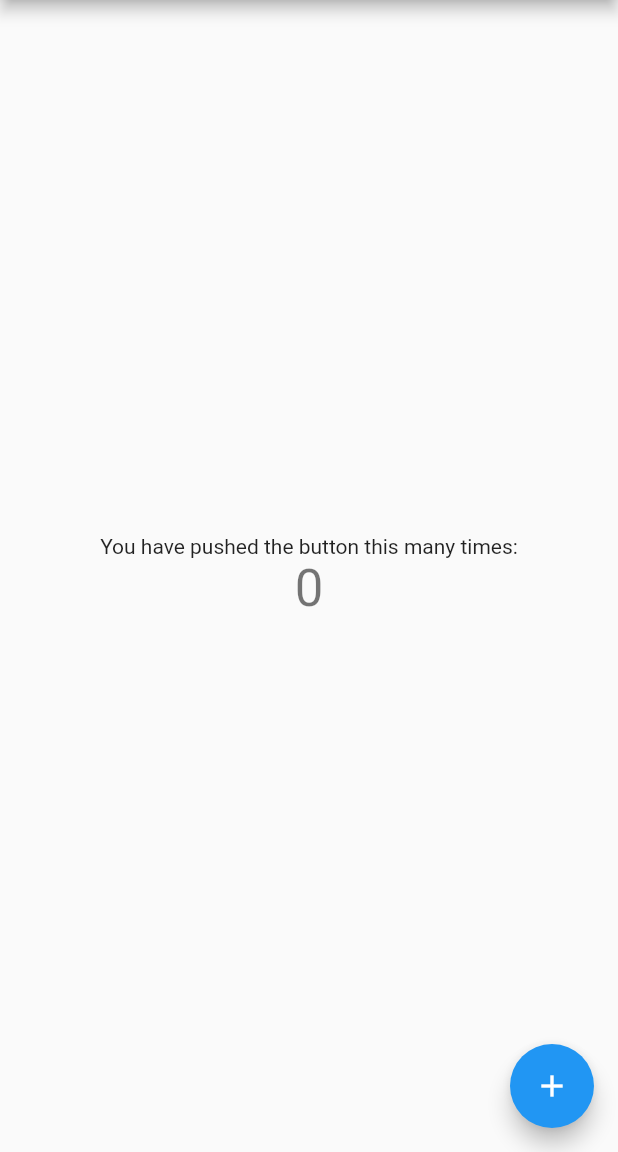
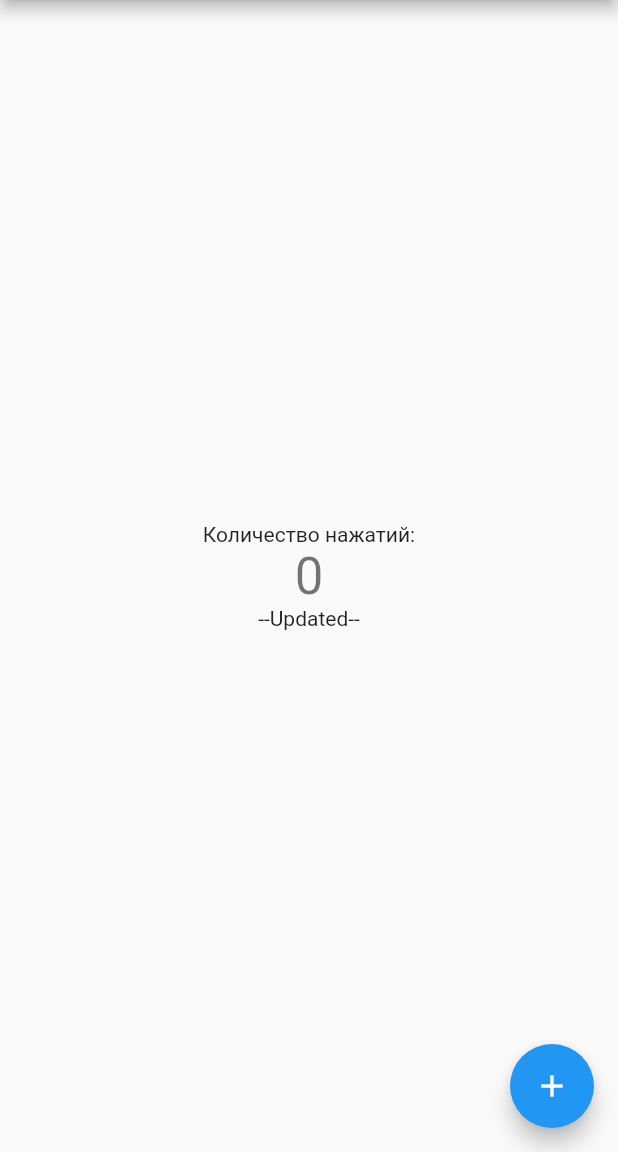
Before and after one commit to Bahonika/dog_catch, a Flutter app: the screen it shows after launch, on a phone screen of 412 x 824 dp, the part 84-1236 px from its top. Run offline on Flutter 3.47's test engine with Material 2 defaults, Android fonts, the phone set to English and light mode, and no system bars.

Commit message:
test commit

```diff
--- a/lib/main.dart
+++ b/lib/main.dart
@@ -52,12 +52,13 @@ class _MyHomePageState extends State<MyHomePage> {
           mainAxisAlignment: MainAxisAlignment.center,
           children: [
             const Text(
-              'You have pushed the button this many times:',
+              'Количество нажатий:',
             ),
             Text(
               '$_counter',
               style: Theme.of(context).textTheme.headline4,
             ),
+            const Text("--Updated--")
           ],
         ),
       ),
```
